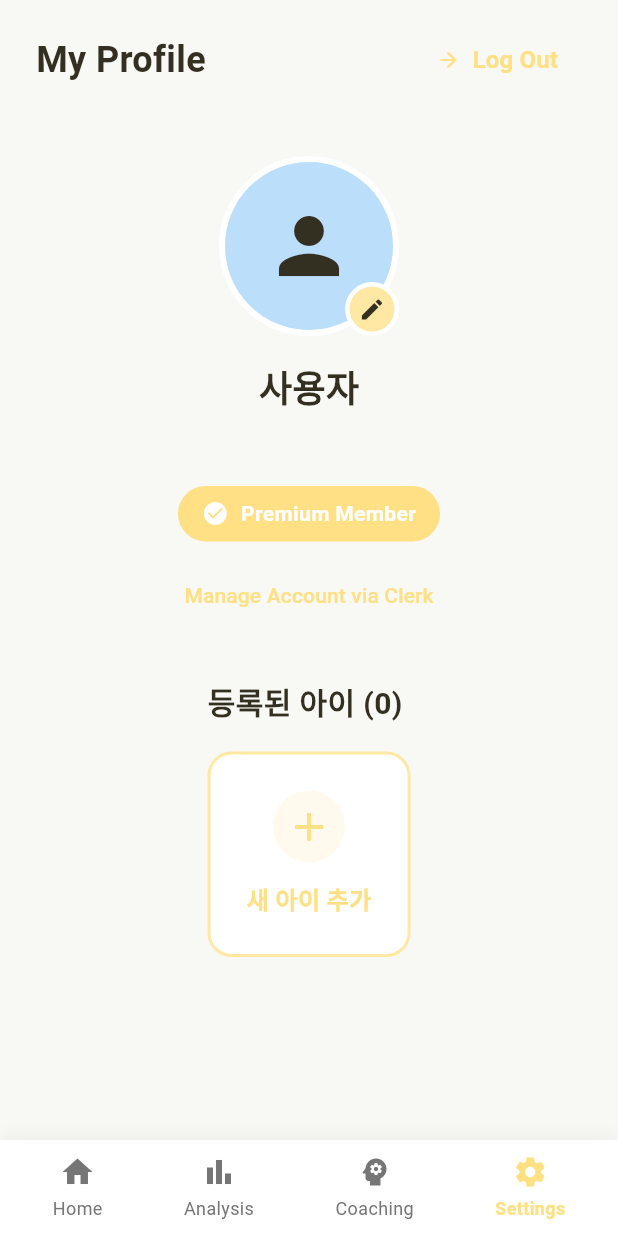
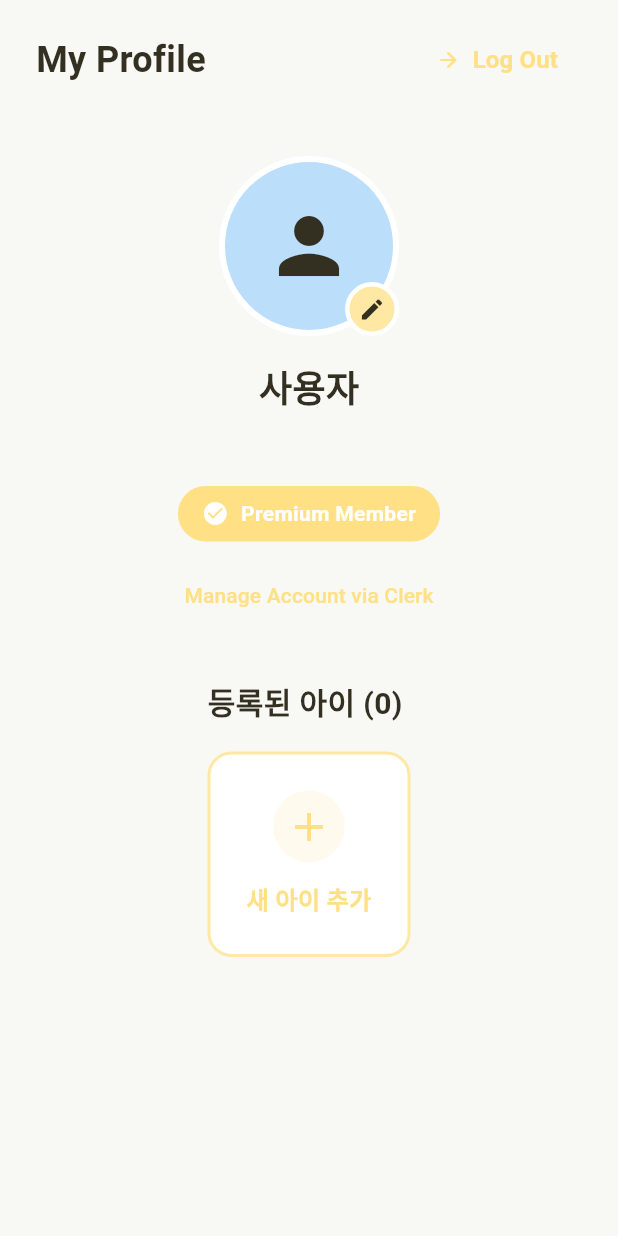
Before and after one commit to lamblion601/Shining_Moments_flutter-, a Flutter app: the screen it shows once a user with an empty profile is signed in, after a tap on the "person outline" icon, on a phone screen of 412 x 824 dp. Run offline on Flutter 3.47's test engine with Material 3 defaults, Android fonts, the light colour scheme and no system bars; our stand-ins replace flutter_dotenv, google_generative_ai, image_picker, supabase_flutter; accounts and stored records are empty; network calls fail.

Commit message:
Remove coaching tab and fix duplicate navigation bar
- Remove coaching tab from navigation (unused feature)
- Remove hardcoded navigation bar from ProfileScreen
- Fix duplicate navigation bar issue in settings page
- Update navigation to 3 tabs: Home, History, Settings

```diff
--- a/lib/screens/profile/profile_screen.dart
+++ b/lib/screens/profile/profile_screen.dart
@@ -130,7 +130,7 @@
                     const SizedBox(height: 32),
                     // 등록된 아이들 섹션
                     _buildChildrenSection(),
-                    const SizedBox(height: 24),
+                    const SizedBox(height: 80), // 하단 네비게이션 바 공간
                   ],
                 ),
               ),
@@ -138,7 +138,6 @@
           ],
         ),
       ),
-      bottomNavigationBar: _buildBottomNavBar(),
     );
   }
 
@@ -492,65 +491,4 @@
       ),
     );
   }
-
-  Widget _buildBottomNavBar() {
-    return Container(
-      decoration: BoxDecoration(
-        color: Colors.white,
-        boxShadow: [
-          BoxShadow(
-            color: Colors.black.withOpacity(0.05),
-            blurRadius: 10,
-            offset: const Offset(0, -2),
-          ),
-        ],
-      ),
-      child: SafeArea(
-        child: Container(
-          height: 64,
-          padding: const EdgeInsets.symmetric(horizontal: 8),
-          child: Row(
-            mainAxisAlignment: MainAxisAlignment.spaceAround,
-            children: [
-              _buildNavItem(Icons.home, 'Home', 0, false),
-              _buildNavItem(Icons.bar_chart, 'Analysis', 1, false),
-              _buildNavItem(Icons.psychology, 'Coaching', 2, false),
-              _buildNavItem(Icons.settings, 'Settings', 3, true),
-            ],
-          ),
-        ),
-      ),
-    );
-  }
-
-  Widget _buildNavItem(IconData icon, String label, int index, bool isSelected) {
-    return GestureDetector(
-      onTap: () {
-        if (index == 0) {
-          Navigator.of(context).pop();
-        } else {
-          print('$label 탭 클릭');
-        }
-      },
-      child: Column(
-        mainAxisAlignment: MainAxisAlignment.center,
-        children: [
-          Icon(
-            icon,
-            color: isSelected ? AppTheme.primaryHover : AppTheme.textSecondary,
-            size: 24,
-          ),
-          const SizedBox(height: 4),
-          Text(
-            label,
-            style: TextStyle(
-              fontSize: 12,
-              color: isSelected ? AppTheme.primaryHover : AppTheme.textSecondary,
-              fontWeight: isSelected ? FontWeight.bold : FontWeight.normal,
-            ),
-          ),
-        ],
-      ),
-    );
-  }
 }
--- a/lib/widgets/main_layout.dart
+++ b/lib/widgets/main_layout.dart
@@ -31,7 +31,6 @@
   final List<Widget> _screens = [
     const HomeScreenContent(), // 홈
     const HistoryScreenContent(), // 히스토리
-    const CoachingScreen(), // 코칭 (임시)
     const ProfileScreen(), // 설정
   ];
 
@@ -67,8 +66,7 @@
             children: [
               _buildNavItem(Icons.home, '홈', 0),
               _buildNavItem(Icons.history, '히스토리', 1),
-              _buildNavItem(Icons.psychology, '코칭', 2),
-              _buildNavItem(Icons.settings, '설정', 3),
+              _buildNavItem(Icons.settings, '설정', 2),
             ],
           ),
         ),
@@ -108,52 +106,6 @@
   }
 }
 
-/// 코칭 화면 (임시)
-class CoachingScreen extends StatelessWidget {
-  const CoachingScreen({super.key});
-
-  @override
-  Widget build(BuildContext context) {
-    return Scaffold(
-      backgroundColor: AppTheme.backgroundColor,
-      body: SafeArea(
-        child: Center(
-          child: Padding(
-            padding: const EdgeInsets.all(24),
-            child: Column(
-              mainAxisAlignment: MainAxisAlignment.center,
-              children: [
-                Icon(
-                  Icons.psychology,
-                  size: 80,
-                  color: Colors.grey[400],
-                ),
-                const SizedBox(height: 24),
-                Text(
-                  '코칭 화면',
-                  style: TextStyle(
-                    fontSize: 24,
-                    fontWeight: FontWeight.bold,
-                    color: AppTheme.textDark,
-                  ),
-                ),
-                const SizedBox(height: 12),
-                Text(
-                  '부모님을 위한 AI 코칭 기능이\n곧 제공될 예정입니다.',
-                  textAlign: TextAlign.center,
-                  style: TextStyle(
-                    fontSize: 16,
-                    color: AppTheme.textSecondary,
-                  ),
-                ),
-              ],
-            ),
-          ),
-        ),
-      ),
-    );
-  }
-}
 
 /// 홈 화면의 실제 콘텐츠 (네비게이션 바 제외)
 class HomeScreenContent extends StatelessWidget {
```
